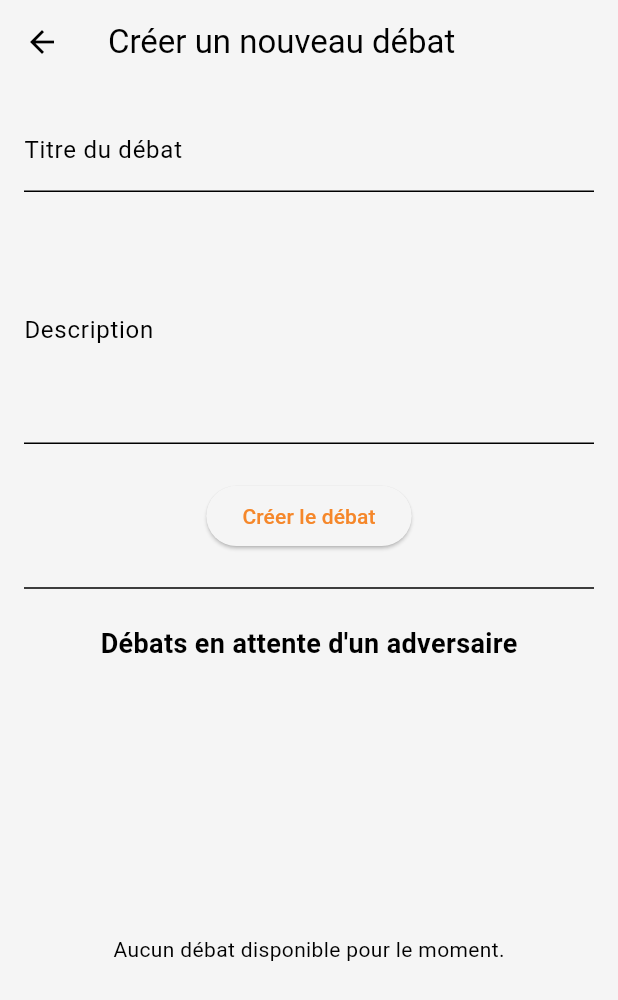
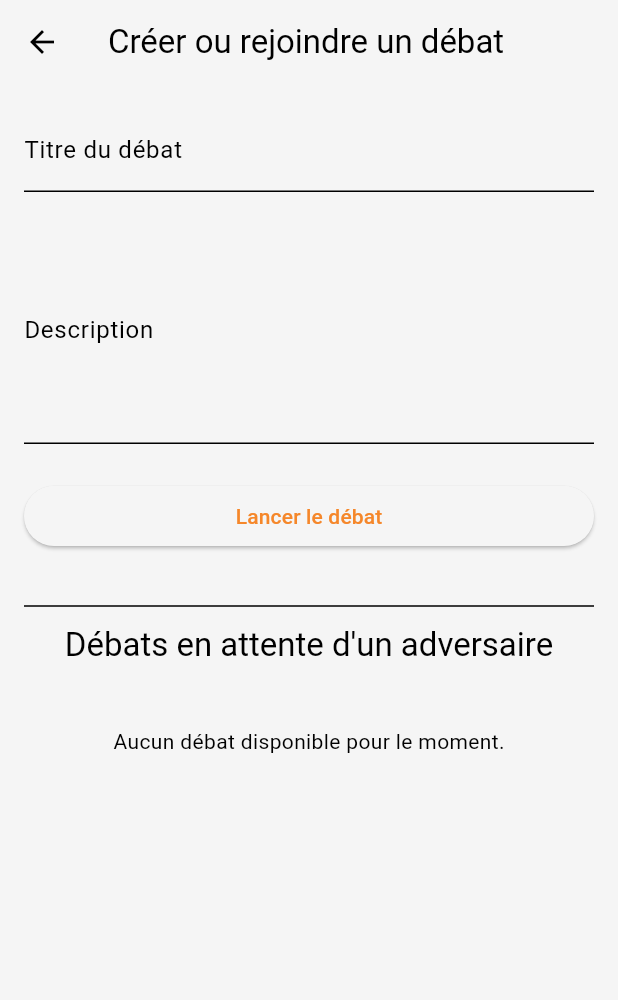
Before and after one commit to mehdilam-sudo/argu, a Flutter app: the AddDebatePage screen opened directly, on a phone screen of 412 x 824 dp. Shown: the top 1000 px of the screen. Run offline on Flutter 3.47's test engine with Material 3 defaults, Android fonts, the phone set to English and light mode, and no system bars; our stand-ins replace cloud_firestore, curved_navigation_bar, firebase_auth, firebase_core, firebase_storage, google_sign_in and 3 more; missing offline and left inert: agora_rtc_engine; accounts and stored records are empty.

Commit message:
Amelioration vue Add debate

```diff
--- a/lib/pages/add_debate_page.dart
+++ b/lib/pages/add_debate_page.dart
@@ -1,6 +1,7 @@
 // lib/pages/add_debate_page.dart
 
 import 'package:argu/pages/live_debate_screen.dart';
+import 'package:argu/services/debate_service.dart';
 import 'package:cloud_firestore/cloud_firestore.dart';
 import 'package:firebase_auth/firebase_auth.dart';
 import 'package:flutter/material.dart';
@@ -16,31 +17,29 @@ class _AddDebatePageState extends State<AddDebatePage> {
   final _formKey = GlobalKey<FormState>();
   final _titleController = TextEditingController();
   final _descriptionController = TextEditingController();
-  final FirebaseFirestore _firestore = FirebaseFirestore.instance;
-  final FirebaseAuth _auth = FirebaseAuth.instance;
+  final _debateService = DebateService();
+
+  bool _isCreating = false;
+  final Set<String> _joiningDebateIds = {};
 
   Future<void> _createDebate() async {
-    if (_formKey.currentState!.validate()) {
+    if (!_formKey.currentState!.validate() || _isCreating) return;
+
+    setState(() => _isCreating = true);
+
     try {
-        final currentUser = _auth.currentUser;
-        if (currentUser == null) return;
-
-        final newDebateRef = await _firestore.collection('debates').add({
-          'title': _titleController.text,
-          'description': _descriptionController.text,
-          'hostId': currentUser.uid,
-          'hostName': currentUser.displayName ?? 'Anonyme',
-          'status': 'live',
-          'participants': [currentUser.uid], // Ajoute l'hôte comme premier participant
-          'participants_count': 1, // Champ pour compter les participants
-          'createdAt': FieldValue.serverTimestamp(),
-        });
+      final newDebateId = await _debateService.createDebate(
+        title: _titleController.text,
+        description: _descriptionController.text,
+      );
 
       if (mounted) {
+        _titleController.clear();
+        _descriptionController.clear();
         Navigator.push(
           context,
-            MaterialPageRoute(
-              builder: (context) => LiveDebateScreen(debateId: newDebateRef.id, isSpectator: false),
+          MaterialPageRoute<void>(
+            builder: (context) => LiveDebateScreen(debateId: newDebateId, isSpectator: false),
           ),
         );
       }
@@ -50,41 +49,37 @@ class _AddDebatePageState extends State<AddDebatePage> {
           SnackBar(content: Text('Erreur lors de la création du débat : $e')),
         );
       }
+    } finally {
+      if (mounted) {
+        setState(() => _isCreating = false);
       }
     }
   }
 
   Future<void> _joinDebate(String debateId) async {
-    final user = _auth.currentUser;
-    if (user == null) return;
+    if (_joiningDebateIds.contains(debateId)) return;
 
-    final debateRef = _firestore.collection('debates').doc(debateId);
+    setState(() => _joiningDebateIds.add(debateId));
 
     try {
-      await _firestore.runTransaction((transaction) async {
-        final debateSnapshot = await transaction.get(debateRef);
-        final currentParticipants = List<String>.from(debateSnapshot.data()?['participants'] ?? []);
-
-        // Vérifie si le débat a toujours un seul participant
-        if (currentParticipants.length == 1) {
-          transaction.update(debateRef, {
-            'participants': FieldValue.arrayUnion([user.uid]),
-            'participants_count': FieldValue.increment(1),
-          });
-        } else {
-          throw Exception("Ce débat a déjà été rejoint par un autre adversaire.");
-        }
-      });
+      await _debateService.joinDebate(debateId);
       if (mounted) {
-        Navigator.of(context).push(MaterialPageRoute(
+        Navigator.push(
+          context,
+          MaterialPageRoute(
             builder: (context) => LiveDebateScreen(debateId: debateId),
-        ));
+          ),
+        );
       }
     } catch (e) {
       if (mounted) {
         ScaffoldMessenger.of(context).showSnackBar(
           SnackBar(content: Text('Erreur : $e')),
         );
+      }
+    } finally {
+      if (mounted) {
+        setState(() => _joiningDebateIds.remove(debateId));
       }
     }
   }
@@ -98,25 +93,54 @@ class _AddDebatePageState extends State<AddDebatePage> {
 
   @override
   Widget build(BuildContext context) {
+    // Utilisation d'un Scaffold pour la structure de base de la page.
     return Scaffold(
       appBar: AppBar(
-        title: const Text('Créer un nouveau débat'),
+        title: const Text('Créer ou rejoindre un débat'),
       ),
-      body: Padding(
+      // CustomScrollView est utilisé pour un défilement performant avec des listes.
+      body: CustomScrollView(
+        slivers: [
+          // Le formulaire de création est dans un Sliver.
+          SliverToBoxAdapter(
+            child: Padding(
               padding: const EdgeInsets.all(16.0),
+              child: _buildCreateDebateForm(),
+            ),
+          ),
+          // Le titre de la section des débats disponibles.
+          SliverToBoxAdapter(
+            child: Padding(
+              padding: const EdgeInsets.symmetric(horizontal: 16.0, vertical: 8.0),
               child: Column(
                 children: [
-            Form(
+                  const Divider(height: 24),
+                  Text(
+                    'Débats en attente d\'un adversaire',
+                    style: Theme.of(context).textTheme.titleLarge,
+                  ),
+                ],
+              ),
+            ),
+          ),
+          // La liste des débats disponibles, construite de manière performante.
+          _buildAvailableDebatesList(),
+        ],
+      ),
+    );
+  }
+
+  Widget _buildCreateDebateForm() {
+    return Form(
       key: _formKey,
       child: Column(
+        crossAxisAlignment: CrossAxisAlignment.stretch,
         children: [
           TextFormField(
             controller: _titleController,
             decoration: const InputDecoration(labelText: 'Titre du débat'),
             validator: (value) {
-                      if (value == null || value.isEmpty) {
-                        return 'Veuillez entrer un titre';
-                      }
+              if (value == null || value.isEmpty) return 'Veuillez entrer un titre';
               return null;
             },
           ),
@@ -126,81 +150,86 @@ class _AddDebatePageState extends State<AddDebatePage> {
             decoration: const InputDecoration(labelText: 'Description'),
             maxLines: 5,
             validator: (value) {
-                      if (value == null || value.isEmpty) {
-                        return 'Veuillez entrer une description';
-                      }
+              if (value == null || value.isEmpty) return 'Veuillez entrer une description';
               return null;
             },
           ),
           const SizedBox(height: 24),
           ElevatedButton(
-                    onPressed: _createDebate,
-                    child: const Text('Créer le débat'),
+            onPressed: _isCreating ? null : _createDebate,
+            child: _isCreating
+                ? const SizedBox(height: 20, width: 20, child: CircularProgressIndicator(strokeWidth: 2))
+                : const Text('Lancer le débat'),
           ),
         ],
       ),
-            ),
-            const Divider(height: 48),
-            const Text(
-              'Débats en attente d\'un adversaire',
-              style: TextStyle(fontSize: 18, fontWeight: FontWeight.bold),
-            ),
-            const SizedBox(height: 16),
-            Expanded(
-              child: StreamBuilder<QuerySnapshot>(
-                stream: _firestore
-                    .collection('debates')
-                    .where('status', isEqualTo: 'live')
-                    .where('participants_count', isEqualTo: 1)
-                    .snapshots(),
-                builder: (context, snapshot) {
-                  if (snapshot.connectionState == ConnectionState.waiting) {
-                    return const Center(child: CircularProgressIndicator());
-                  }
-                  if (snapshot.hasError) {
-                    return Center(child: Text('Erreur: ${snapshot.error}'));
-                  }
-                  if (!snapshot.hasData || snapshot.data!.docs.isEmpty) {
-                    return const Center(
-                      child: Text('Aucun débat disponible pour le moment.'),
     );
   }
 
-                  // Filtre les débats où l'utilisateur est l'hôte pour ne pas les afficher
-                  final debatesToJoin = snapshot.data!.docs.where((doc) {
-                    return doc['hostId'] != _auth.currentUser?.uid;
-                  }).toList();
-
-                  if (debatesToJoin.isEmpty) {
-                    return const Center(
+  Widget _buildAvailableDebatesList() {
+    return StreamBuilder<QuerySnapshot>(
+      stream: _debateService.getAvailableDebatesStream(),
+      builder: (context, snapshot) {
+        if (snapshot.connectionState == ConnectionState.waiting) {
+          return const SliverToBoxAdapter(child: Center(child: Padding(padding: EdgeInsets.all(16.0), child: CircularProgressIndicator())));
+        }
+        if (snapshot.hasError) {
+          return SliverToBoxAdapter(child: Center(child: Text('Erreur: ${snapshot.error}')));
+        }
+        if (!snapshot.hasData || snapshot.data!.docs.isEmpty) {
+          return const SliverToBoxAdapter(
+            child: Center(
+              child: Padding(
+                padding: EdgeInsets.all(32.0),
                 child: Text('Aucun débat disponible pour le moment.'),
+              ),
+            ),
           );
         }
 
-                  return ListView.builder(
-                    itemCount: debatesToJoin.length,
+        // On filtre les débats côté client pour exclure ceux de l'utilisateur actuel.
+        final debates = snapshot.data!.docs.where((doc) {
+          final data = doc.data() as Map<String, dynamic>?;
+          return data?['hostId'] != FirebaseAuth.instance.currentUser?.uid;
+        }).toList();
+
+        if (debates.isEmpty) {
+          return const SliverToBoxAdapter(
+            child: Center(
+              child: Padding(
+                padding: EdgeInsets.all(32.0),
+                child: Text('Aucun débat disponible pour le moment.'),
+              ),
+            ),
+          );
+        }
+
+        return SliverPadding(
+          padding: const EdgeInsets.all(16.0),
+          sliver: SliverList.builder(
+            itemCount: debates.length,
             itemBuilder: (context, index) {
-                      final debate = debatesToJoin[index];
+              final debate = debates[index];
               final debateId = debate.id;
               final title = debate['title'] as String;
+              final isJoining = _joiningDebateIds.contains(debateId);
 
               return Card(
+                margin: const EdgeInsets.symmetric(vertical: 6.0),
                 child: ListTile(
                   title: Text(title),
                   trailing: ElevatedButton(
-                            onPressed: () => _joinDebate(debateId),
-                            child: const Text('Rejoindre'),
+                    onPressed: isJoining ? null : () => _joinDebate(debateId),
+                    child: isJoining
+                        ? const SizedBox(height: 20, width: 20, child: CircularProgressIndicator(strokeWidth: 2))
+                        : const Text('Rejoindre'),
                   ),
                 ),
               );
             },
+          ),
         );
       },
-              ),
-            ),
-          ],
-        ),
-      ),
     );
   }
 }
```
Also changed, not shown: lib/services/debate_service.dart (added, +72 -0 lines). Lines whose indentation alone changed are shown as unchanged.
